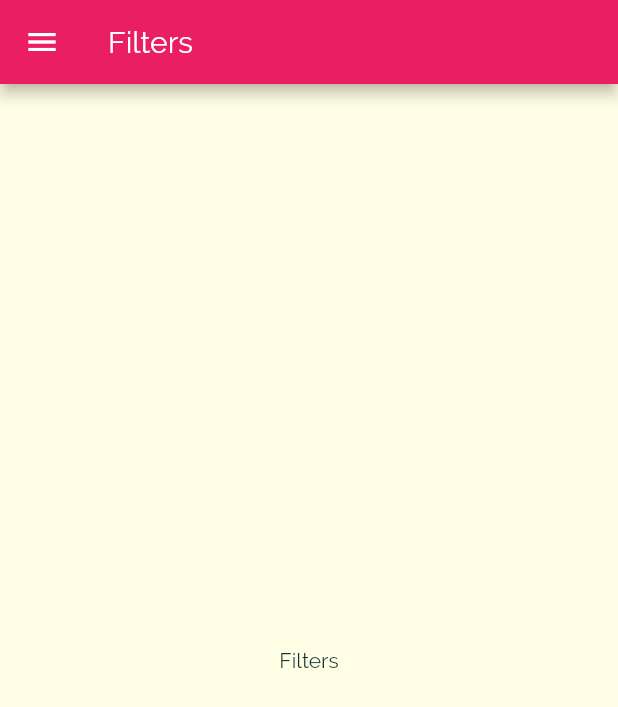
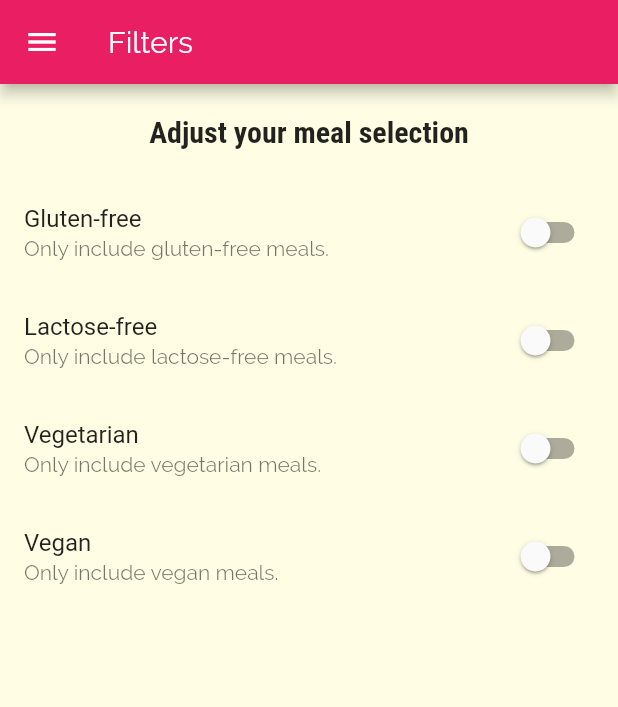
Before and after one commit to mkvmb6/FlutterProjects, a Flutter app: the FiltersScreen screen opened by its route, on a phone screen of 412 x 824 dp. Shown: the top 707 px of the screen. Run offline on Flutter 3.47's test engine with Material 2 defaults, Android fonts, the phone set to English and light mode, and no system bars.

Commit message:
Added the switches on filters screen. AB#223

```diff
--- a/flutter_meals_app/lib/screens/filters_screen.dart
+++ b/flutter_meals_app/lib/screens/filters_screen.dart
@@ -1,8 +1,18 @@
 import 'package:flutter/material.dart';
 import '../widgets/main_drawer.dart';
 
-class FiltersScreen extends StatelessWidget {
+class FiltersScreen extends StatefulWidget {
   static const routeName = '/filters';
+
+  @override
+  _FiltersScreenState createState() => _FiltersScreenState();
+}
+
+class _FiltersScreenState extends State<FiltersScreen> {
+  var _glutenFree = false;
+  var _vegetarian = false;
+  var _vegan = false;
+  var _lactoseFree = false;
 
   @override
   Widget build(BuildContext context) {
@@ -11,8 +21,62 @@ class FiltersScreen extends StatelessWidget {
         title: Text('Filters'),
       ),
       drawer: MainDrawer(),
-      body: Center(
-        child: Text('Filters'),
+      body: Column(
+        children: [
+          Container(
+            padding: EdgeInsets.all(20),
+            child: Text(
+              'Adjust your meal selection',
+              style: Theme.of(context).textTheme.title,
+            ),
+          ),
+          Expanded(
+            child: ListView(
+              children: [
+                SwitchListTile(
+                  title: Text('Gluten-free'),
+                  value: _glutenFree,
+                  subtitle: Text('Only include gluten-free meals.'),
+                  onChanged: (newValue) {
+                    setState(() {
+                      _glutenFree = newValue;
+                    });
+                  },
+                ),
+                SwitchListTile(
+                  title: Text('Lactose-free'),
+                  value: _lactoseFree,
+                  subtitle: Text('Only include lactose-free meals.'),
+                  onChanged: (newValue) {
+                    setState(() {
+                      _lactoseFree = newValue;
+                    });
+                  },
+                ),
+                SwitchListTile(
+                  title: Text('Vegetarian'),
+                  value: _vegetarian,
+                  subtitle: Text('Only include vegetarian meals.'),
+                  onChanged: (newValue) {
+                    setState(() {
+                      _vegetarian = newValue;
+                    });
+                  },
+                ),
+                SwitchListTile(
+                  title: Text('Vegan'),
+                  value: _vegan,
+                  subtitle: Text('Only include vegan meals.'),
+                  onChanged: (newValue) {
+                    setState(() {
+                      _vegan = newValue;
+                    });
+                  },
+                ),
+              ],
+            ),
+          )
+        ],
       ),
     );
   }
```
